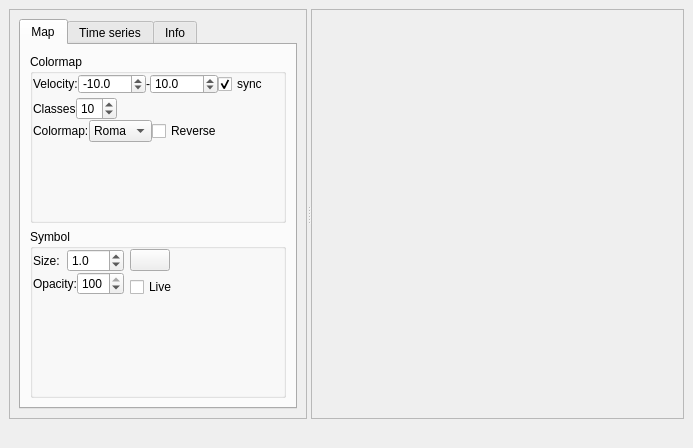
luhipi/insar-explorer, file insar_explorer_dockwidget_base.ui: the form before one commit.
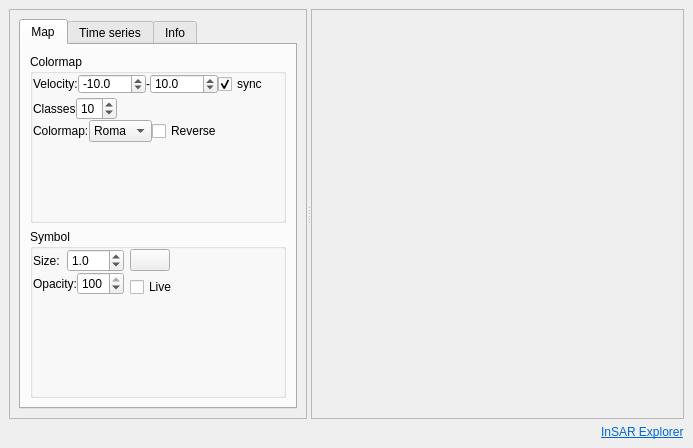
The form after the commit. Icons and pictures are not drawn.

Commit message: add website link to message bar

Diff of the .ui file:
```diff
--- a/insar_explorer_dockwidget_base.ui
+++ b/insar_explorer_dockwidget_base.ui
@@ -1088,11 +1088,31 @@
      </widget>
     </item>
     <item row="1" column="0">
+     <layout class="QHBoxLayout" name="horizontalLayout_2">
+      <item>
      <widget class="QLabel" name="lb_msg_bar">
       <property name="text">
        <string/>
       </property>
      </widget>
+      </item>
+      <item>
+       <widget class="QLabel" name="label_8">
+        <property name="sizePolicy">
+         <sizepolicy hsizetype="Fixed" vsizetype="Preferred">
+          <horstretch>0</horstretch>
+          <verstretch>0</verstretch>
+         </sizepolicy>
+        </property>
+        <property name="text">
+         <string>&lt;html&gt;&lt;head/&gt;&lt;body&gt;&lt;p&gt;&lt;a href=&quot;https://luhipi.github.io/insar_explorer&quot;&gt;&lt;span style=&quot; text-decoration: underline; color:#0068da;&quot;&gt;InSAR Explorer&lt;/span&gt;&lt;/a&gt;&lt;/p&gt;&lt;/body&gt;&lt;/html&gt;</string>
+        </property>
+        <property name="openExternalLinks">
+         <bool>true</bool>
+        </property>
+       </widget>
+      </item>
+     </layout>
     </item>
    </layout>
   </widget>
```
Left out of the diff: 2 changed lines with no effect on the pictures. Lines whose indentation alone changed are shown as unchanged.
